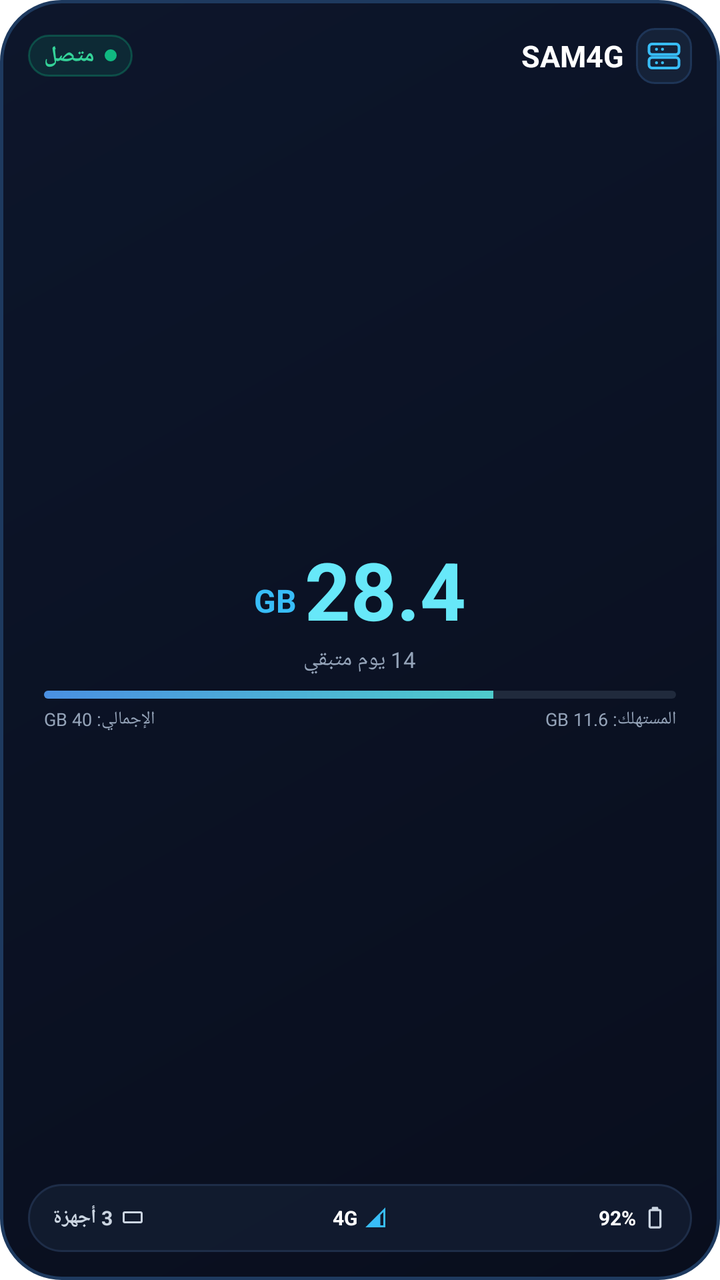
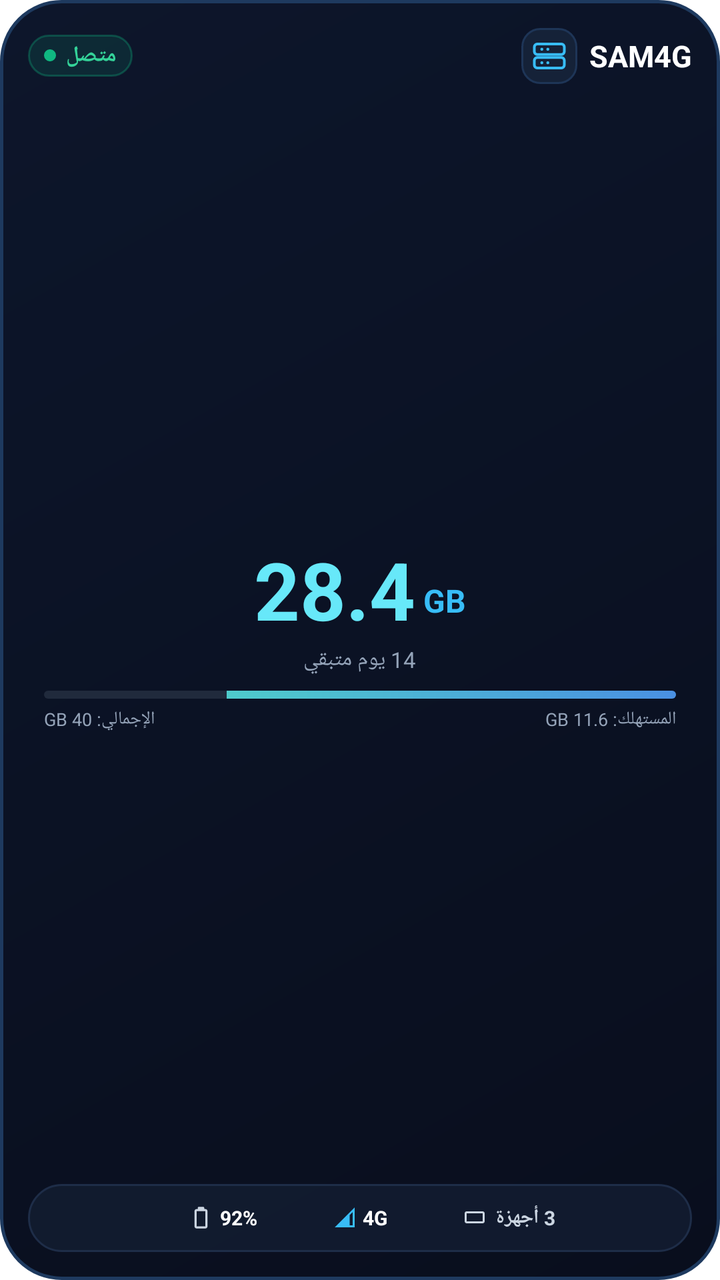

An Android layout rendered at two revisions. The XML below is the earlier revision; the diff shows what the commit changed to produce the second picture.
<!-- AndroidManifest.xml: fallback theme Theme.MaterialComponents.DayNight.NoActionBar -->
<!-- res/layout/widget_small.xml -->
<?xml version="1.0" encoding="utf-8"?>
<LinearLayout xmlns:android="http://schemas.android.com/apk/res/android"
    android:id="@+id/widget_small_root"
    android:layout_width="match_parent"
    android:layout_height="match_parent"
    android:layoutDirection="ltr"
    android:background="@drawable/bg_widget_card_square"
    android:orientation="vertical"
    android:padding="14dp">

    
    <RelativeLayout
        android:layout_width="match_parent"
        android:layout_height="wrap_content">

        
        <LinearLayout
            android:id="@+id/pill_status"
            android:layout_width="wrap_content"
            android:layout_height="wrap_content"
            android:layout_alignParentLeft="true"
            android:layout_centerVertical="true"
            android:background="@drawable/bg_widget_status_pill"
            android:gravity="center_vertical"
            android:orientation="horizontal"
            android:paddingStart="8dp"
            android:paddingTop="3dp"
            android:paddingEnd="8dp"
            android:paddingBottom="3dp">

            <TextView
                android:id="@+id/tv_status_text"
                android:layout_width="wrap_content"
                android:layout_height="wrap_content"
                android:text="متصل"
                android:textColor="#34D399"
                android:textSize="11sp"
                android:textStyle="bold" />

            <ImageView
                android:id="@+id/iv_status_indicator"
                android:layout_width="6dp"
                android:layout_height="6dp"
                android:layout_marginStart="5dp"
                android:src="@drawable/ic_dot_green" />
        </LinearLayout>

        
        <LinearLayout
            android:layout_width="wrap_content"
            android:layout_height="wrap_content"
            android:layout_alignParentRight="true"
            android:layout_centerVertical="true"
            android:gravity="center_vertical"
            android:orientation="horizontal">

            <TextView
                android:id="@+id/tv_title"
                android:layout_width="wrap_content"
                android:layout_height="wrap_content"
                android:text="SAM4G"
                android:textColor="#FFFFFF"
                android:textSize="15sp"
                android:textStyle="bold" />

            <ImageView
                android:layout_width="28dp"
                android:layout_height="28dp"
                android:layout_marginStart="6dp"
                android:background="@drawable/bg_widget_modem_badge"
                android:padding="5dp"
                android:src="@drawable/ic_widget_modem" />
        </LinearLayout>
    </RelativeLayout>

    
    <LinearLayout
        android:layout_width="match_parent"
        android:layout_height="0dp"
        android:layout_weight="1"
        android:gravity="center"
        android:orientation="vertical">

        
        <LinearLayout
            android:layout_width="wrap_content"
            android:layout_height="wrap_content"
            android:gravity="bottom|center_horizontal"
            android:orientation="horizontal">

            <TextView
                android:id="@+id/tv_balance_unit"
                android:layout_width="wrap_content"
                android:layout_height="wrap_content"
                android:layout_marginEnd="4dp"
                android:layout_marginBottom="4dp"
                android:text="GB"
                android:textColor="#38BDF8"
                android:textSize="16sp"
                android:textStyle="bold" />

            <TextView
                android:id="@+id/tv_balance_value"
                android:layout_width="wrap_content"
                android:layout_height="wrap_content"
                android:text="28.4"
                android:textColor="#67E8F9"
                android:textSize="40sp"
                android:textStyle="bold" />
        </LinearLayout>

        <TextView
            android:id="@+id/tv_days_remaining"
            android:layout_width="wrap_content"
            android:layout_height="wrap_content"
            android:layout_marginTop="1dp"
            android:text="14 يوم متبقي"
            android:textColor="#94A3B8"
            android:textSize="11sp" />

        
        <ProgressBar
            android:id="@+id/pb_quota"
            style="?android:attr/progressBarStyleHorizontal"
            android:layout_width="match_parent"
            android:layout_height="4dp"
            android:layout_marginStart="8dp"
            android:layout_marginTop="8dp"
            android:layout_marginEnd="8dp"
            android:max="100"
            android:progress="71"
            android:progressDrawable="@drawable/progress_bar_gradient" />

        
        <RelativeLayout
            android:layout_width="match_parent"
            android:layout_height="wrap_content"
            android:layout_marginStart="8dp"
            android:layout_marginTop="4dp"
            android:layout_marginEnd="8dp">

            <TextView
                android:id="@+id/tv_total_plan"
                android:layout_width="wrap_content"
                android:layout_height="wrap_content"
                android:layout_alignParentLeft="true"
                android:text="GB 40 :الإجمالي"
                android:textColor="#94A3B8"
                android:textSize="9sp" />

            <TextView
                android:id="@+id/tv_consumed"
                android:layout_width="wrap_content"
                android:layout_height="wrap_content"
                android:layout_alignParentRight="true"
                android:text="GB 11.6 :المستهلك"
                android:textColor="#94A3B8"
                android:textSize="9sp" />
        </RelativeLayout>
    </LinearLayout>

    
    <LinearLayout
        android:id="@+id/layout_bottom_pill"
        android:layout_width="match_parent"
        android:layout_height="34dp"
        android:background="@drawable/bg_widget_bottom_pill"
        android:gravity="center_vertical"
        android:orientation="horizontal"
        android:paddingStart="12dp"
        android:paddingEnd="12dp">

        
        <LinearLayout
            android:layout_width="0dp"
            android:layout_height="wrap_content"
            android:layout_weight="1"
            android:gravity="left|center_vertical"
            android:orientation="horizontal">

            <TextView
                android:id="@+id/tv_devices"
                android:layout_width="wrap_content"
                android:layout_height="wrap_content"
                android:text="3 أجهزة"
                android:textColor="#CBD5E1"
                android:textSize="10sp"
                android:textStyle="bold" />

            <ImageView
                android:layout_width="12dp"
                android:layout_height="12dp"
                android:layout_marginStart="4dp"
                android:src="@drawable/ic_widget_devices" />
        </LinearLayout>

        
        <LinearLayout
            android:layout_width="0dp"
            android:layout_height="wrap_content"
            android:layout_weight="1"
            android:gravity="center"
            android:orientation="horizontal">

            <TextView
                android:layout_width="wrap_content"
                android:layout_height="wrap_content"
                android:text="4G"
                android:textColor="#FFFFFF"
                android:textSize="10sp"
                android:textStyle="bold" />

            <ImageView
                android:id="@+id/iv_signal"
                android:layout_width="12dp"
                android:layout_height="12dp"
                android:layout_marginStart="3dp"
                android:src="@drawable/ic_widget_signal" />
        </LinearLayout>

        
        <LinearLayout
            android:layout_width="0dp"
            android:layout_height="wrap_content"
            android:layout_weight="1"
            android:gravity="right|center_vertical"
            android:orientation="horizontal">

            <TextView
                android:id="@+id/tv_battery"
                android:layout_width="wrap_content"
                android:layout_height="wrap_content"
                android:text="92%"
                android:textColor="#FFFFFF"
                android:textSize="10sp"
                android:textStyle="bold" />

            <ImageView
                android:id="@+id/iv_battery"
                android:layout_width="13dp"
                android:layout_height="13dp"
                android:layout_marginStart="3dp"
                android:src="@drawable/ic_widget_battery" />
        </LinearLayout>
    </LinearLayout>

</LinearLayout>
<!-- resources referenced by this layout -->
<resources>
  <!-- drawable bg_widget_bottom_pill (drawable) -->
  <?xml version="1.0" encoding="utf-8"?>
  <shape xmlns:android="http://schemas.android.com/apk/res/android"
      android:shape="rectangle">
      <solid android:color="#E6121C30" />
      <corners android:radius="20dp" />
      <stroke
          android:width="1dp"
          android:color="#1E2D48" />
  </shape>
  <!-- drawable bg_widget_card_square (drawable) -->
  <?xml version="1.0" encoding="utf-8"?>
  <shape xmlns:android="http://schemas.android.com/apk/res/android"
      android:shape="rectangle">
      <gradient
          android:angle="315"
          android:startColor="#0D162B"
          android:endColor="#090E1D"
          android:type="linear" />
      <corners android:radius="30dp" />
      <stroke
          android:width="1.5dp"
          android:color="#1E3A5F" />
  </shape>
  <!-- drawable bg_widget_modem_badge (drawable) -->
  <?xml version="1.0" encoding="utf-8"?>
  <shape xmlns:android="http://schemas.android.com/apk/res/android"
      android:shape="rectangle">
      <solid android:color="#152238" />
      <corners android:radius="9dp" />
      <stroke
          android:width="1dp"
          android:color="#1E3557" />
  </shape>
  <!-- drawable bg_widget_status_pill (drawable) -->
  <?xml version="1.0" encoding="utf-8"?>
  <shape xmlns:android="http://schemas.android.com/apk/res/android"
      android:shape="rectangle">
      <solid android:color="#1F10B981" />
      <corners android:radius="16dp" />
      <stroke
          android:width="1dp"
          android:color="#4D10B981" />
  </shape>
  <!-- drawable ic_dot_green (drawable) -->
  <?xml version="1.0" encoding="utf-8"?>
  <shape xmlns:android="http://schemas.android.com/apk/res/android"
      android:shape="oval">
      <solid android:color="#10B981" />
      <size android:width="8dp" android:height="8dp" />
  </shape>
  <!-- drawable ic_widget_battery (drawable) -->
  <?xml version="1.0" encoding="utf-8"?>
  <vector xmlns:android="http://schemas.android.com/apk/res/android"
      android:width="16dp"
      android:height="16dp"
      android:viewportWidth="24"
      android:viewportHeight="24">
      <path
          android:fillColor="#CBD5E1"
          android:pathData="M16,4h-1V3c0,-0.55 -0.45,-1 -1,-1h-4c-0.55,0 -1,0.45 -1,1v1H8C6.9,4 6,4.9 6,6v14c0,1.1 0.9,2 2,2h8c1.1,0 2,-0.9 2,-2V6C18,4.9 17.1,4 16,4zM16,20H8V6h8V20z" />
  </vector>
  <!-- drawable ic_widget_devices (drawable) -->
  <?xml version="1.0" encoding="utf-8"?>
  <vector xmlns:android="http://schemas.android.com/apk/res/android"
      android:width="16dp"
      android:height="16dp"
      android:viewportWidth="24"
      android:viewportHeight="24">
      <path
          android:fillColor="#CBD5E1"
          android:pathData="M4,6h16c1.1,0 2,0.9 2,2v8c0,1.1 -0.9,2 -2,2H4c-1.1,0 -2,-0.9 -2,-2V8c0,-1.1 0.9,-2 2,-2zm0,2v8h16V8H4zm7,9h2v1h-2v-1z" />
  </vector>
  <!-- drawable ic_widget_signal (drawable) -->
  <?xml version="1.0" encoding="utf-8"?>
  <vector xmlns:android="http://schemas.android.com/apk/res/android"
      android:width="16dp"
      android:height="16dp"
      android:viewportWidth="24"
      android:viewportHeight="24">
      <path
          android:fillColor="#38BDF8"
          android:pathData="M2,22h20V2L2,22z M20,20h-3V9.83l3,-3V20z" />
  </vector>
  <!-- drawable progress_bar_gradient (drawable) -->
  <?xml version="1.0" encoding="utf-8"?>
  <layer-list xmlns:android="http://schemas.android.com/apk/res/android">
      <item android:id="@android:id/background">
          <shape>
              <corners android:radius="10dp" />
              <solid android:color="#202A3C" />
          </shape>
      </item>
      <item android:id="@android:id/progress">
          <clip>
              <shape>
                  <corners android:radius="10dp" />
                  <gradient
                      android:angle="0"
                      android:endColor="#50E3C2"
                      android:startColor="#4A90E2" />
              </shape>
          </clip>
      </item>
  </layer-list>
  <!-- unchanged entries left out for length: 1 -->
</resources>

<!-- the commit's change to res/layout/widget_small.xml (unified diff, before → after) -->
@@ -3,7 +3,7 @@
     android:id="@+id/widget_small_root"
     android:layout_width="match_parent"
     android:layout_height="match_parent"
-    android:layoutDirection="ltr"
+    android:layoutDirection="rtl"
     android:background="@drawable/bg_widget_card_square"
     android:orientation="vertical"
     android:padding="14dp">
